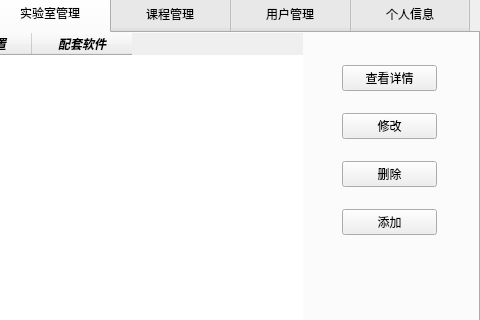
Old version of the form ui/admin.ui in the repository zhaojingqian/db-lab-softwaremanager; both pictures show x 370 to 850 and y 107 to 427 of the 850 by 650 pixel window.
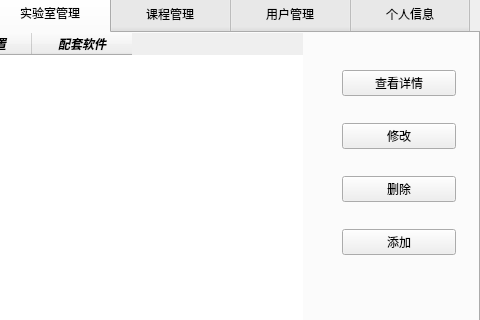
New version of the form. The open tabs and pages were chosen to show the change.

Diff of the .ui file:
```diff
--- a/ui/admin.ui
+++ b/ui/admin.ui
@@ -393,8 +393,8 @@
       <rect>
        <x>710</x>
        <y>30</y>
-       <width>95</width>
-       <height>178</height>
+       <width>114</width>
+       <height>202</height>
       </rect>
      </property>
      <layout class="QVBoxLayout" name="verticalLayout_2">
```
Left out of the diff: 6 changed lines with no effect on the pictures.
